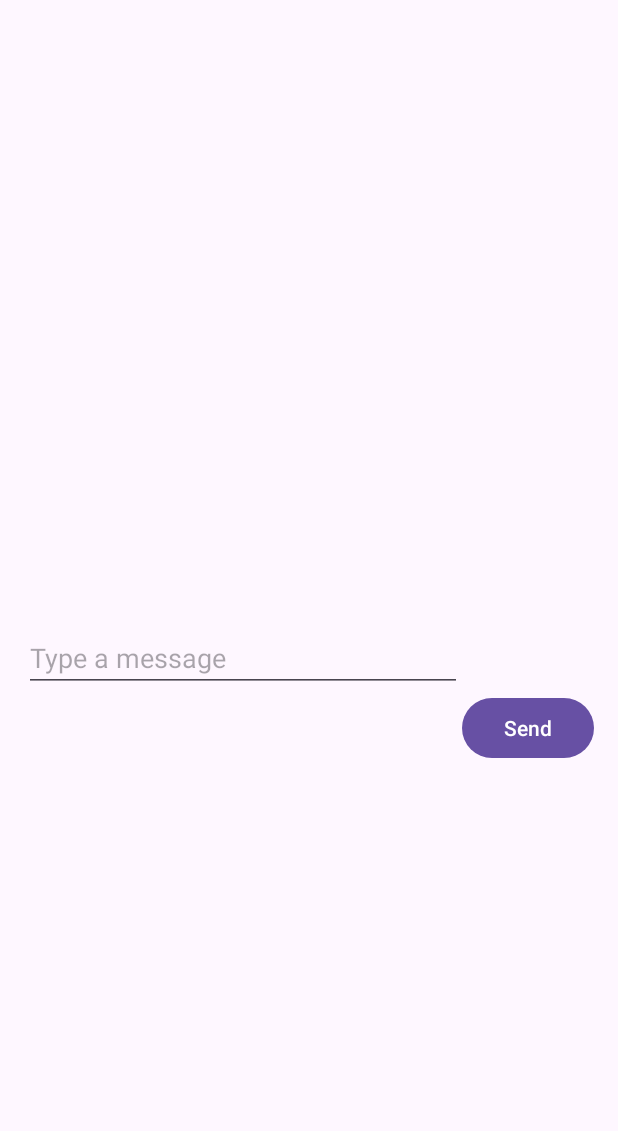
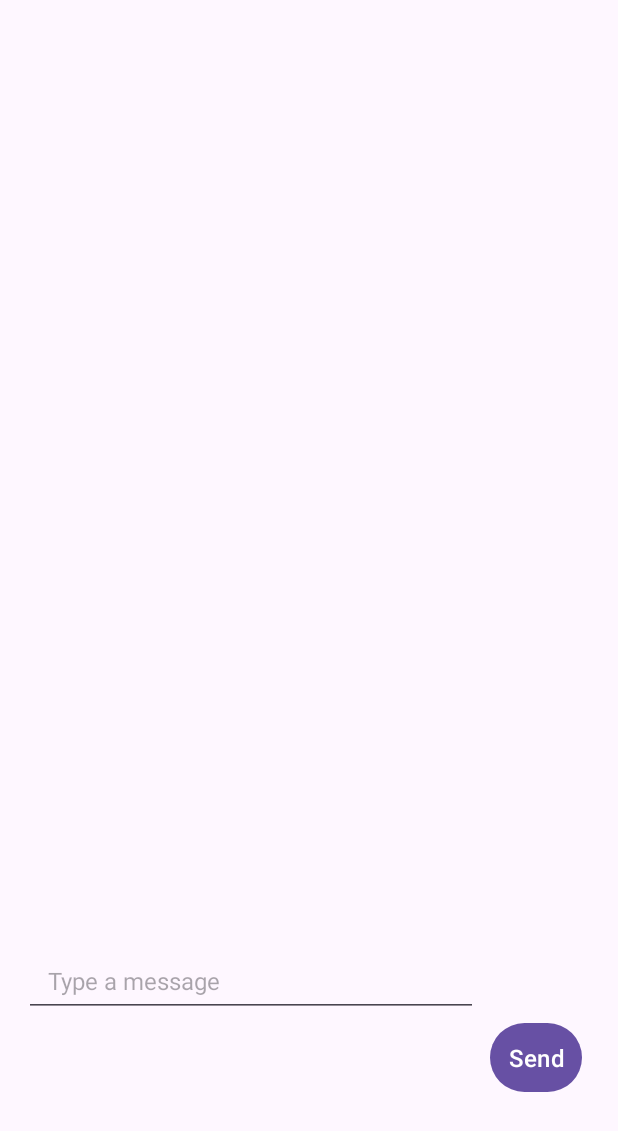
Before and after one commit to xsneser/TkForBISTU-lesson, an Android app: the layout fragment_second.xml on its own in the app's theme, with its tools: preview values and no code run, on a phone screen of 412 x 824 dp. Shown: the top 1131 px of the screen. Run offline under Robolectric (Android 15) with nearby library versions, the phone set to English and light mode, and no system bars.

Commit message:
最终版

```diff
--- a/app/src/main/java/com/example/tk/testweb.java
+++ b/app/src/main/java/com/example/tk/testweb.java
@@ -36,8 +36,10 @@ public class testweb {
             e.printStackTrace();
         }
         for(int i = 0; i < 1000000; i++){
-            if (i == 999999){
-                disconnect();
+            for(int j=0;j<1000000;j++){
+                if (j == 999999){
+                    disconnect();
+                }
             }
         }
     }
--- a/app/src/main/res/layout/activity_add_friend.xml
+++ b/app/src/main/res/layout/activity_add_friend.xml
@@ -13,19 +13,19 @@
         android:id="@+id/etFriendname"
         android:layout_width="match_parent"
         android:layout_height="wrap_content"
-        android:hint="Friend's Username" />
+        android:hint="好友的ID" />
 
     <Button
         android:id="@+id/btnAddFriend"
         android:layout_width="match_parent"
         android:layout_height="wrap_content"
-        android:text="Add Friend" />
+        android:text="添加好友" />
 
     <Button
         android:id="@+id/btnAcceptRequest"
         android:layout_width="match_parent"
         android:layout_height="wrap_content"
-        android:text="Accept Friend Request" />
+        android:text="同意好友请求" />
 
     <androidx.recyclerview.widget.RecyclerView
         android:id="@+id/rvFriendRequests"
--- a/app/src/main/res/layout/fragment_first.xml
+++ b/app/src/main/res/layout/fragment_first.xml
@@ -13,8 +13,8 @@
 
         <ListView
             android:id="@+id/lv"
-            android:layout_width="377dp"
-            android:layout_height="720dp"
+            android:layout_width="381dp"
+            android:layout_height="707dp"
             android:layout_weight="1"
             android:dividerHeight="2dp"
             android:padding="10dp"
@@ -23,6 +23,6 @@
             app:layout_constraintHorizontal_bias="0.0"
             app:layout_constraintStart_toStartOf="parent"
             app:layout_constraintTop_toTopOf="parent"
-            app:layout_constraintVertical_bias="0.0" />
+            app:layout_constraintVertical_bias="1.0" />
     </androidx.constraintlayout.widget.ConstraintLayout>
 </androidx.core.widget.NestedScrollView>
--- a/app/src/main/res/layout/fragment_second.xml
+++ b/app/src/main/res/layout/fragment_second.xml
@@ -4,36 +4,59 @@
     xmlns:tools="http://schemas.android.com/tools"
     android:layout_width="match_parent"
     android:layout_height="match_parent"
-    tools:context=".fragment.SecondFragment">
+    android:fillViewport="true"
+    android:scrollbars="none">
 
     <androidx.constraintlayout.widget.ConstraintLayout
         android:layout_width="match_parent"
-        android:layout_height="match_parent"
+        android:layout_height="wrap_content"
         android:padding="16dp">
 
+        <!-- 聊天消息列表 -->
         <androidx.recyclerview.widget.RecyclerView
             android:id="@+id/rvMessages"
             android:layout_width="0dp"
-            android:layout_height="400dp"
+            android:layout_height="0dp"
+            android:clipToPadding="false"
+            android:paddingBottom="8dp"
             app:layout_constraintTop_toTopOf="parent"
             app:layout_constraintBottom_toTopOf="@id/etMessage"
             app:layout_constraintStart_toStartOf="parent"
-            app:layout_constraintEnd_toEndOf="parent" />
+            app:layout_constraintEnd_toEndOf="parent"
+            app:layout_constraintVertical_bias="0.0" />
 
+        <!-- 消息输入框 -->
         <EditText
             android:id="@+id/etMessage"
             android:layout_width="0dp"
             android:layout_height="wrap_content"
+            android:layout_marginEnd="8dp"
             android:hint="Type a message"
+            android:imeOptions="actionSend"
+            android:minHeight="48dp"
+            android:paddingStart="16dp"
+            android:paddingEnd="16dp"
+            android:textSize="16sp"
             app:layout_constraintBottom_toTopOf="@id/button_send"
             app:layout_constraintStart_toStartOf="parent"
-            app:layout_constraintEnd_toStartOf="@id/button_send" />
+            app:layout_constraintEnd_toStartOf="@id/button_send"
+            app:layout_constraintVertical_chainStyle="packed" />
 
+        <!-- 发送按钮 -->
         <Button
             android:id="@+id/button_send"
             android:layout_width="wrap_content"
             android:layout_height="wrap_content"
+            android:layout_marginEnd="8dp"
+            android:layout_marginBottom="76dp"
+            android:minWidth="48dp"
+            android:minHeight="48dp"
+            android:padding="12dp"
             android:text="Send"
+            android:textAllCaps="false"
+            android:textColor="#FFFFFF"
+            android:textSize="16sp"
+            app:cornerRadius="24dp"
             app:layout_constraintBottom_toBottomOf="parent"
             app:layout_constraintEnd_toEndOf="parent" />
     </androidx.constraintlayout.widget.ConstraintLayout>
```
Also changed, not shown: app/src/main/res/layout/item_friend.xml (+6 -1 lines).
